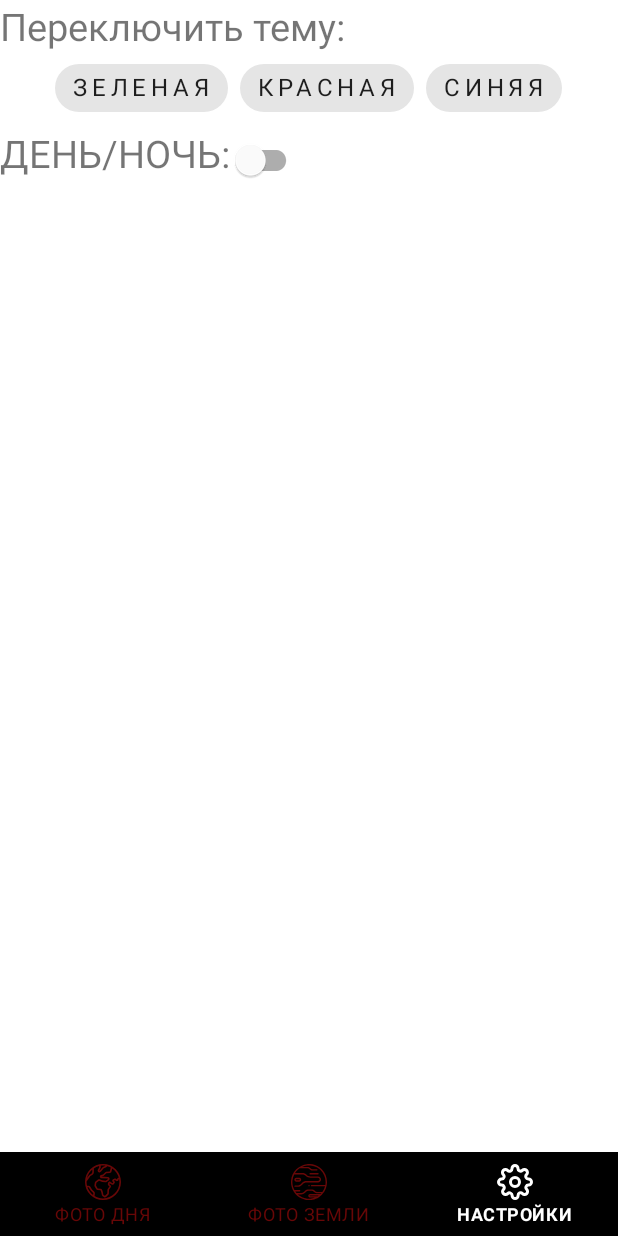
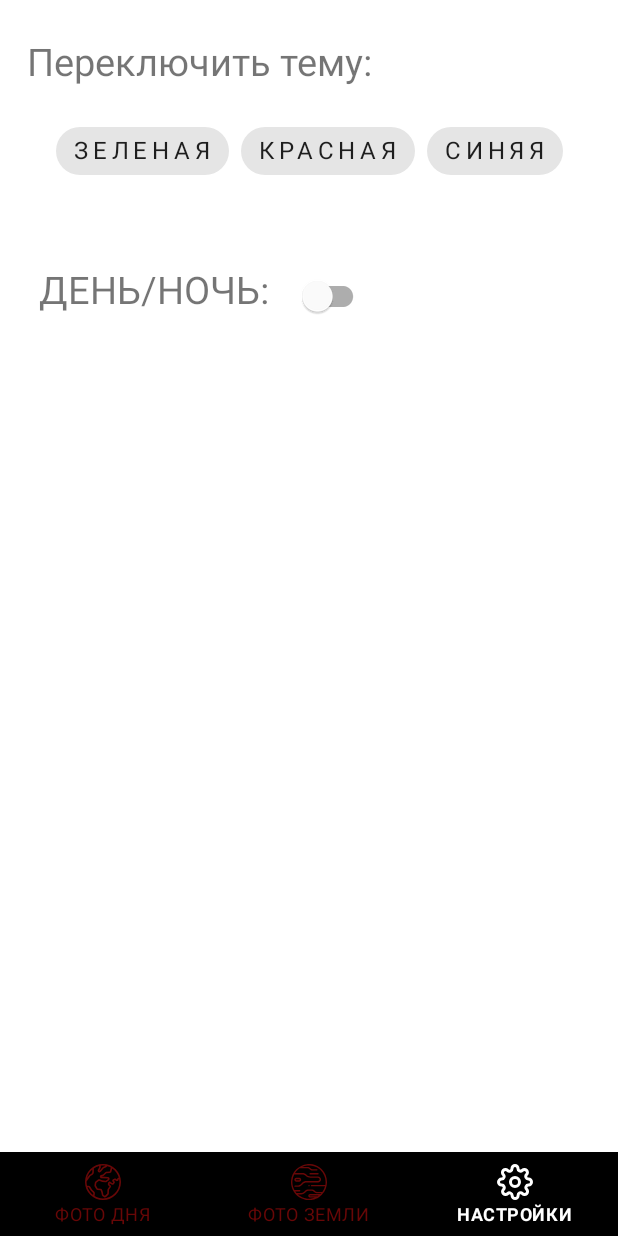
Before and after one commit to SergioBaal/NasaStar, an Android app: the screen it shows after launch (MainActivity), item 3 of the bottom bar chosen, on a phone screen of 412 x 824 dp. Run offline under Robolectric (Android 15) with nearby library versions, the phone set to English and light mode, and no system bars; pictures from the network do not load; Roboto replaces fonts that are not available here.

Commit message:
дз 4. Добавил фишки в constraintlayout, некоторые из них всё-таки лишние, т.к. я их делал с прицелом на домашнее задание.

```diff
--- a/app/src/main/java/ru/b/nasastar/view/MainActivity.kt
+++ b/app/src/main/java/ru/b/nasastar/view/MainActivity.kt
@@ -19,7 +19,7 @@ class MainActivity : AppCompatActivity() {
         super.onCreate(savedInstanceState)
         setTheme(getRealStyle(getCurrentTheme()))
         setContentView(R.layout.activity_main)
-        if (savedInstanceState==null) {
+        if (savedInstanceState == null) {
             navigation.showNavigationFragment(NavigationFragment.newInstance())
         }
     }
--- a/app/src/main/java/ru/b/nasastar/view/settings/SettingsFragment.kt
+++ b/app/src/main/java/ru/b/nasastar/view/settings/SettingsFragment.kt
@@ -63,9 +63,9 @@ class SettingsFragment : Fragment() {
         }
 
         binding.switchTheme.setOnCheckedChangeListener { view, isChecked ->
-            if(isChecked){
+            if (isChecked) {
                 AppCompatDelegate.setDefaultNightMode(AppCompatDelegate.MODE_NIGHT_YES)
-            }else{
+            } else {
                 AppCompatDelegate.setDefaultNightMode(AppCompatDelegate.MODE_NIGHT_NO)
             }
         }
--- a/app/src/main/res/drawable/my_navigation_bar_item_tint.xml
+++ b/app/src/main/res/drawable/my_navigation_bar_item_tint.xml
@@ -1,5 +1,5 @@
 <?xml version="1.0" encoding="utf-8"?>
 <selector xmlns:android="http://schemas.android.com/apk/res/android">
-    <item android:alpha="1.0" android:color="?superColorSecond" android:state_checked="true"/>
-    <item android:alpha="0.6" android:color="?superColorFirst" android:state_checked="false"/>
+    <item android:alpha="1.0" android:color="?superColorSecond" android:state_checked="true" />
+    <item android:alpha="0.6" android:color="?superColorFirst" android:state_checked="false" />
 </selector>
--- a/app/src/main/res/layout/fragment_earth.xml
+++ b/app/src/main/res/layout/fragment_earth.xml
@@ -1,5 +1,5 @@
 <?xml version="1.0" encoding="utf-8"?>
-<androidx.constraintlayout.widget.ConstraintLayout xmlns:android="http://schemas.android.com/apk/res/android"
+<LinearLayout xmlns:android="http://schemas.android.com/apk/res/android"
     xmlns:app="http://schemas.android.com/apk/res-auto"
     android:layout_width="match_parent"
     android:layout_height="match_parent"
@@ -11,9 +11,7 @@
         android:layout_width="match_parent"
         android:layout_height="wrap_content"
         android:contentDescription="@string/photo_of_the_day_stub"
-        android:scaleType="fitCenter"
-        app:layout_constraintBottom_toBottomOf="parent"
-        app:layout_constraintTop_toTopOf="parent" />
+        android:scaleType="fitCenter" />
 
 
-</androidx.constraintlayout.widget.ConstraintLayout>
+</LinearLayout>
--- a/app/src/main/res/layout/fragment_picture_of_the_day.xml
+++ b/app/src/main/res/layout/fragment_picture_of_the_day.xml
@@ -1,10 +1,8 @@
 <?xml version="1.0" encoding="utf-8"?>
 <androidx.coordinatorlayout.widget.CoordinatorLayout xmlns:android="http://schemas.android.com/apk/res/android"
     xmlns:app="http://schemas.android.com/apk/res-auto"
-    xmlns:tools="http://schemas.android.com/tools"
     android:layout_width="match_parent"
     android:layout_height="match_parent">
-
 
 
     <com.google.android.material.appbar.AppBarLayout
@@ -12,8 +10,8 @@
         android:layout_width="match_parent"
         android:layout_height="wrap_content"
         android:layout_gravity="top"
-        android:gravity="top"
-        android:fitsSystemWindows="true">
+        android:fitsSystemWindows="true"
+        android:gravity="top">
 
         <com.google.android.material.appbar.CollapsingToolbarLayout
             android:id="@+id/toolbar_layout"
@@ -38,8 +36,9 @@
                 android:id="@+id/toolbar"
                 android:layout_width="match_parent"
                 android:layout_height="?attr/actionBarSize"
-                app:layout_collapseMode="pin"
-                android:background="@color/black">
+                android:background="@color/black"
+                app:layout_collapseMode="pin">
+
                 <com.google.android.material.tabs.TabLayout
                     android:id="@+id/tabLayout"
                     android:layout_width="match_parent"
@@ -72,21 +71,19 @@
     </com.google.android.material.appbar.AppBarLayout>
 
 
-
     <androidx.core.widget.NestedScrollView
         android:layout_width="match_parent"
         android:layout_height="wrap_content"
-        app:layout_behavior=".view.picture.behavior.NestedBehavior"
+        android:gravity="bottom"
         android:scrollbars="vertical"
-        android:gravity="bottom">
+        app:layout_behavior=".view.picture.behavior.NestedBehavior">
 
         <TextView
-            android:id="@id/text"
+            android:id="@+id/text"
             android:layout_width="wrap_content"
             android:layout_height="wrap_content"
             android:layout_margin="1dp"
-            android:text="@string/large_text"
-            android:textSize="@dimen/description_text_size"/>
+            android:textSize="@dimen/description_text_size" />
 
     </androidx.core.widget.NestedScrollView>
 
--- a/app/src/main/res/layout/fragment_settings.xml
+++ b/app/src/main/res/layout/fragment_settings.xml
@@ -1,22 +1,48 @@
 <?xml version="1.0" encoding="utf-8"?>
-<LinearLayout xmlns:android="http://schemas.android.com/apk/res/android"
+<androidx.constraintlayout.widget.ConstraintLayout xmlns:android="http://schemas.android.com/apk/res/android"
     xmlns:app="http://schemas.android.com/apk/res-auto"
     android:layout_width="match_parent"
     android:layout_height="match_parent"
     android:orientation="vertical">
 
+    <androidx.constraintlayout.widget.Guideline
+        android:id="@+id/guide1"
+        android:layout_width="wrap_content"
+        android:layout_height="wrap_content"
+        android:orientation="horizontal"
+        app:layout_constraintGuide_percent="0.1" />
+
+    <androidx.constraintlayout.widget.Guideline
+        android:id="@+id/guide2"
+        android:layout_width="wrap_content"
+        android:layout_height="wrap_content"
+        android:orientation="vertical"
+        app:layout_constraintGuide_percent="0.95" />
 
     <TextView
+        android:id="@+id/tvSwitch"
         android:layout_width="wrap_content"
         android:layout_height="wrap_content"
+        android:layout_marginTop="4dp"
         android:text="Переключить тему:"
-        android:textSize="25dp"/>
+        android:textSize="25dp"
+        app:layout_constraintBottom_toTopOf="@id/guide1"
+        app:layout_constraintEnd_toEndOf="parent"
+        app:layout_constraintHorizontal_bias="0.1"
+        app:layout_constraintStart_toStartOf="parent"
+        app:layout_constraintTop_toTopOf="parent" />
+
 
     <com.google.android.material.chip.ChipGroup
         android:id="@+id/settingsChipGroup"
         android:layout_width="wrap_content"
         android:layout_height="wrap_content"
         android:layout_gravity="center_horizontal"
+        app:layout_constraintBottom_toBottomOf="@+id/dayNight"
+        app:layout_constraintEnd_toEndOf="parent"
+        app:layout_constraintStart_toStartOf="parent"
+        app:layout_constraintTop_toTopOf="@+id/guide1"
+        app:layout_constraintVertical_bias="0.0"
         app:singleSelection="true">
 
         <com.google.android.material.chip.Chip
@@ -38,23 +64,29 @@
             android:text="@string/blue" />
     </com.google.android.material.chip.ChipGroup>
 
-    <LinearLayout
+    <TextView
+        android:id="@+id/dayNight"
         android:layout_width="wrap_content"
         android:layout_height="wrap_content"
-        android:orientation="horizontal">
-        <TextView
-            android:layout_width="wrap_content"
-            android:layout_height="wrap_content"
-            android:text="ДЕНЬ/НОЧЬ:"
-            android:textSize="25dp"/>
+        android:text="ДЕНЬ/НОЧЬ:"
+        android:textSize="25dp"
+        app:layout_constraintBottom_toBottomOf="parent"
+        app:layout_constraintEnd_toEndOf="parent"
+        app:layout_constraintHorizontal_bias="0.1"
+        app:layout_constraintStart_toStartOf="parent"
+        app:layout_constraintTop_toTopOf="@+id/guide1"
+        app:layout_constraintVertical_bias="0.15" />
 
-        <com.google.android.material.switchmaterial.SwitchMaterial
-            android:id="@+id/switchTheme"
-            android:layout_width="wrap_content"
-            android:layout_height="wrap_content"/>
-    </LinearLayout>
+    <com.google.android.material.switchmaterial.SwitchMaterial
+        android:id="@+id/switchTheme"
+        android:layout_width="wrap_content"
+        android:layout_height="wrap_content"
+        app:layout_constraintBottom_toBottomOf="parent"
+        app:layout_constraintEnd_toEndOf="parent"
+        app:layout_constraintHorizontal_bias="0.1"
+        app:layout_constraintStart_toEndOf="@id/dayNight"
+        app:layout_constraintTop_toTopOf="@+id/guide1"
+        app:layout_constraintVertical_bias="0.15" />
 
 
-
-
-</LinearLayout>
+</androidx.constraintlayout.widget.ConstraintLayout>
```
Also changed, not shown: app/src/main/java/ru/b/nasastar/view/picture/PictureOfTheDayFragment.kt (+5 -4 lines), app/src/main/java/ru/b/nasastar/view/picture/behavior/NestedBehavior.kt (+4 -6 lines). Lines whose indentation alone changed are shown as unchanged.
